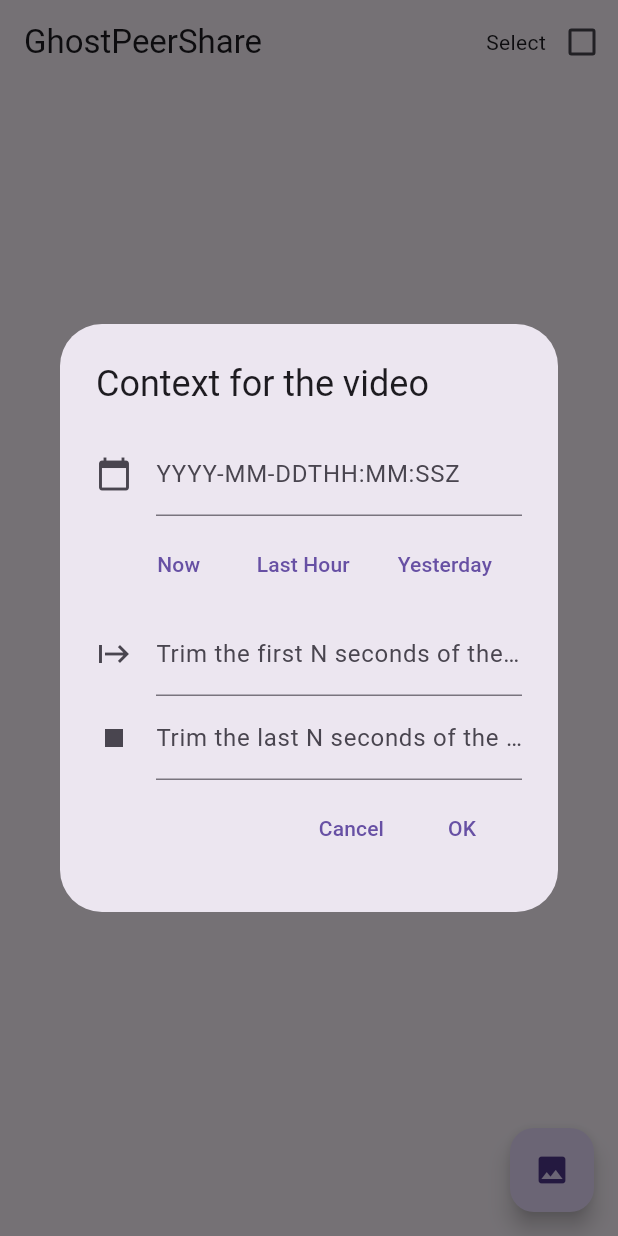
After one commit to jeffmur/fhe-video-similarity, a Flutter app: the screen it shows after launch, after a tap on the "image" icon, on a phone screen of 412 x 824 dp. The commit adds this screen. Run offline on Flutter 3.47's test engine with Material 3 defaults, Android fonts, the phone set to English and light mode, and no system bars; our stand-ins replace image_picker; missing offline and left inert: opencv_dart.

Commit message:
New Landing Page

```diff
--- a/lib/main.dart
+++ b/lib/main.dart
@@ -1,8 +1,11 @@
 import 'package:flutter/material.dart';
 import 'package:flutter_fhe_video_similarity/media/manager.dart';
+import 'package:flutter_fhe_video_similarity/page/grid.dart';
 
 void main() {
-  runApp(const MaterialApp(home: MyApp()));
+  runApp(MaterialApp(home: SelectableGrid(
+    items: [],
+  )));
 }
 
 class MyApp extends StatefulWidget {
@@ -33,8 +36,9 @@
         appBar: AppBar(
           title: const Text('Native Packages'),
         ),
-        floatingActionButton: m.floatingSelectMediaFromGallery(
-          MediaType.video, context, (vid, timestamp, trimStart, trimEnd) async {
+        floatingActionButton: m
+            .floatingSelectMediaFromGallery(MediaType.video, context,
+                (vid, timestamp, trimStart, trimEnd) async {
           final stored = await m.storeVideo(vid);
           final video = Video(stored.xfile, timestamp,
               start: Duration(seconds: trimStart),
@@ -47,9 +51,8 @@
           images.add(frame0);
           // Thumbnail frame1 = Thumbnail(video, 1);
           // images.add(frame1);
-            setState(() { }); // Rebuild the widget
-          }
-        ),
+          setState(() {}); // Rebuild the widget
+        }),
         body: Container(
           alignment: Alignment.center,
           child: Column(
@@ -61,13 +64,18 @@
                     Expanded(
                       child: ListView.builder(
                         itemCount: images.length,
-                        itemBuilder: (ctx, idx) => Card(child:
-                          Column(children: [
+                        itemBuilder: (ctx, idx) => Card(
+                            child: Column(
+                          children: [
                             images[idx].widget,
-                            Row(mainAxisAlignment: MainAxisAlignment.spaceEvenly,
+                            Row(
+                                mainAxisAlignment:
+                                    MainAxisAlignment.spaceEvenly,
                                 children: [
-                              Text("Duration: ${images[idx].video.duration.inSeconds} seconds"),
-                              Text("Created: ${images[idx].video.created.toLocal()}")
+                                  Text(
+                                      "Duration: ${images[idx].video.duration.inSeconds} seconds"),
+                                  Text(
+                                      "Created: ${images[idx].video.created.toLocal()}")
                                 ]),
                           ],
                         )),
--- /dev/null
+++ b/lib/page/grid.dart
@@ -0,0 +1,118 @@
+import 'package:flutter/material.dart';
+import 'package:flutter_fhe_video_similarity/media/manager.dart';
+
+class SelectableGrid extends StatefulWidget {
+  List<Thumbnail> items;
+
+  SelectableGrid({Key? key, required this.items}) : super(key: key);
+
+  @override
+  State<SelectableGrid> createState() => _SelectableGridState();
+}
+
+class _SelectableGridState extends State<SelectableGrid> {
+  List<bool> _selected = [];
+  bool _allowMultiSelect = false;
+
+  @override
+  void initState() {
+    super.initState();
+    _selected = List.filled(widget.items.length, false);
+  }
+
+  void refreshState() {
+    print("Refreshing state");
+    setState(() {});
+  }
+
+  @override
+  Widget build(BuildContext context) {
+    Manager m = Manager();
+    return Scaffold(
+        appBar: AppBar(
+          title: const Text('GhostPeerShare'),
+          actions: [
+            Row(
+              children: [
+                const Text('Select'),
+                Checkbox(
+                  value: _allowMultiSelect,
+                  onChanged: (val) => setState(() => _allowMultiSelect = val!),
+                )
+              ],
+            ),
+          ],
+        ),
+        body: GridView.count(
+          crossAxisCount: 2,
+          children: List.generate(widget.items.length, (idx) {
+            return GridTile(
+                child: Column(children: [
+              widget.items[idx].widget,
+              Row(mainAxisAlignment: MainAxisAlignment.spaceEvenly, children: [
+                Text("Duration: ${widget.items[idx].video.duration}"),
+                Text("Created: ${widget.items[idx].video.created.toLocal()}")
+              ])
+            ]));
+          }),
+        ),
+        floatingActionButton: Column(
+            mainAxisAlignment: MainAxisAlignment.end,
+            children: _allowMultiSelect
+                ? [
+                    _upload(m, context, widget.items, refreshState),
+                    const SizedBox(height: 10),
+                    _selectImages(_selected, widget.items, context),
+                  ]
+                : [_upload(m, context, widget.items, refreshState)]));
+  }
+}
+
+Widget _upload(Manager m, BuildContext context, List<Thumbnail> images,
+    Function setParentState) {
+  return m.floatingSelectMediaFromGallery(MediaType.video, context,
+      (vid, timestamp, trimStart, trimEnd) async {
+    final stored = await m.storeVideo(vid);
+    final video = Video(stored.xfile, timestamp,
+        start: Duration(seconds: trimStart), end: Duration(seconds: trimEnd));
+
+    final meta = await m.storeVideoMetadata(video, timestamp);
+    print("Wrote metafile: ${meta.name}");
+
+    Thumbnail frame0 = Thumbnail(video, 0);
+    images.add(frame0);
+
+    setParentState();
+    // Thumbnail frame1 = Thumbnail(video, 1);
+    // images.add(frame1);
+  });
+}
+
+Widget _selectImages(
+    List<bool> selected, List<Thumbnail> thumbnails, BuildContext context,
+    {int amount = 2}) {
+  return FloatingActionButton(
+    child: const Icon(Icons.check),
+    onPressed: () {
+      // Implement your logic for handling selected items here
+      int selectedCount = selected.where((element) => element).length;
+      if (selectedCount > 2) {
+        ScaffoldMessenger.of(context).showSnackBar(
+          const SnackBar(
+            backgroundColor: Colors.red,
+            content: Text('Please select at most two items'),
+          ),
+        );
+      } else {
+        // Do something with the selected items (e.g., print them)
+        List<Thumbnail> selectedItems = [];
+        for (int i = 0; i < selected.length; i++) {
+          if (selected[i]) {
+            selectedItems.add(thumbnails[i]);
+          }
+        }
+        print('Selected Items: $selectedItems');
+      }
+    },
+  );
+}
```
Also changed, not shown: lib/page/bottom_bar.dart (added, +93 -0 lines), lib/page/home.dart (added, +92 -0 lines). Lines whose indentation alone changed are shown as unchanged.
